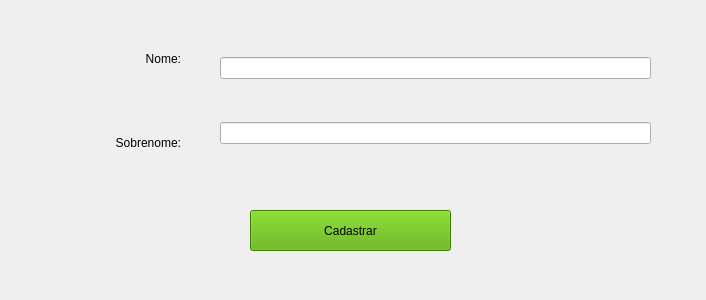
This is sistema/screens/cadastroPessoas.ui in GEspinosa7/DesafioGD as Qt 5 draws it before an edit. The edited form follows.
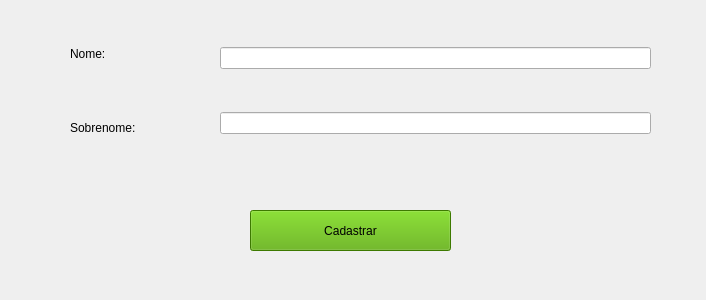
This is the edited form.

Diff of the .ui file:
```diff
--- a/sistema/screens/cadastroPessoas.ui
+++ b/sistema/screens/cadastroPessoas.ui
@@ -29,7 +29,7 @@
    <property name="geometry">
     <rect>
      <x>220</x>
-     <y>20</y>
+     <y>10</y>
      <width>431</width>
      <height>161</height>
     </rect>
@@ -66,7 +66,7 @@
      <x>70</x>
      <y>20</y>
      <width>111</width>
-     <height>161</height>
+     <height>141</height>
     </rect>
    </property>
    <layout class="QVBoxLayout" name="verticalLayout_2">
@@ -76,7 +76,7 @@
        <string>Nome:</string>
       </property>
       <property name="alignment">
-       <set>Qt::AlignRight|Qt::AlignTrailing|Qt::AlignVCenter</set>
+       <set>Qt::AlignLeading|Qt::AlignLeft|Qt::AlignVCenter</set>
       </property>
      </widget>
     </item>
@@ -86,7 +86,7 @@
        <string>Sobrenome:</string>
       </property>
       <property name="alignment">
-       <set>Qt::AlignRight|Qt::AlignTrailing|Qt::AlignVCenter</set>
+       <set>Qt::AlignLeading|Qt::AlignLeft|Qt::AlignVCenter</set>
       </property>
      </widget>
     </item>
```
